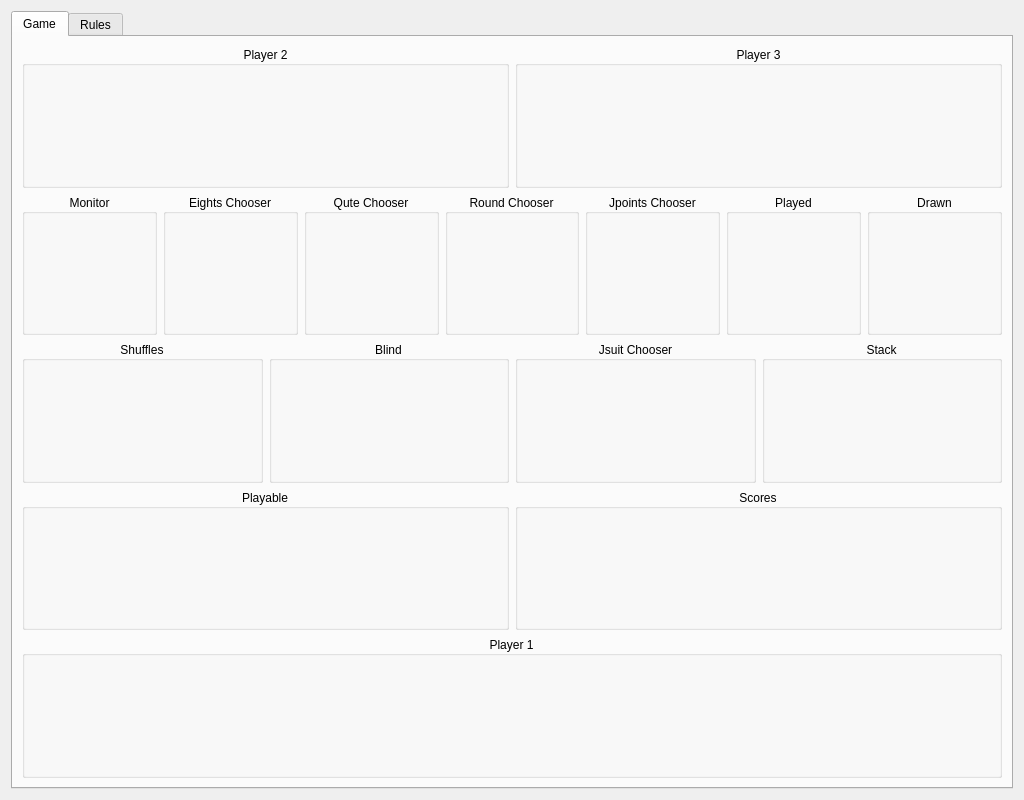
Before: the Qt Designer form table.ui in squawk7x/aQuteCardGame, drawn with Qt 5.
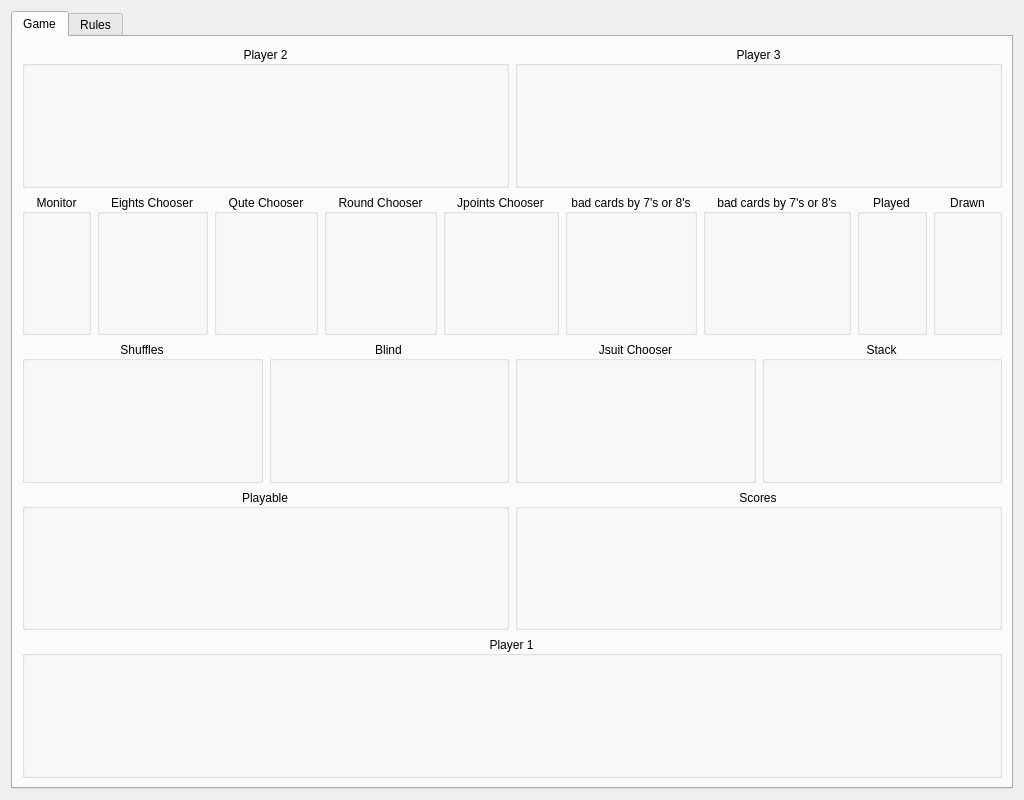
After: the same form once the commit is applied.

Commit message:
cards got by '7' or '8' added to deck
renaming of some methods

Patch:
```diff
--- a/table.ui
+++ b/table.ui
@@ -60,7 +60,11 @@
            <property name="alignment">
             <set>Qt::AlignCenter</set>
            </property>
-           <layout class="QHBoxLayout" name="monitor"/>
+           <layout class="QHBoxLayout" name="monitor">
+            <property name="sizeConstraint">
+             <enum>QLayout::SetDefaultConstraint</enum>
+            </property>
+           </layout>
           </widget>
          </item>
          <item>
@@ -119,6 +123,31 @@
            <layout class="QHBoxLayout" name="jpointsChooser"/>
           </widget>
          </item>
+         <item>
+          <widget class="QGroupBox" name="Got1">
+           <property name="title">
+            <string>bad cards by 7's or 8's</string>
+           </property>
+           <property name="alignment">
+            <set>Qt::AlignCenter</set>
+           </property>
+           <property name="flat">
+            <bool>true</bool>
+           </property>
+           <layout class="QHBoxLayout" name="got1"/>
+          </widget>
+         </item>
+         <item>
+          <widget class="QGroupBox" name="Got2">
+           <property name="title">
+            <string>bad cards by 7's or 8's</string>
+           </property>
+           <property name="alignment">
+            <set>Qt::AlignCenter</set>
+           </property>
+           <layout class="QHBoxLayout" name="got2"/>
+          </widget>
+         </item>
          <item>
           <widget class="QGroupBox" name="Played">
            <property name="enabled">
```
The commit also changes 7 other files.
